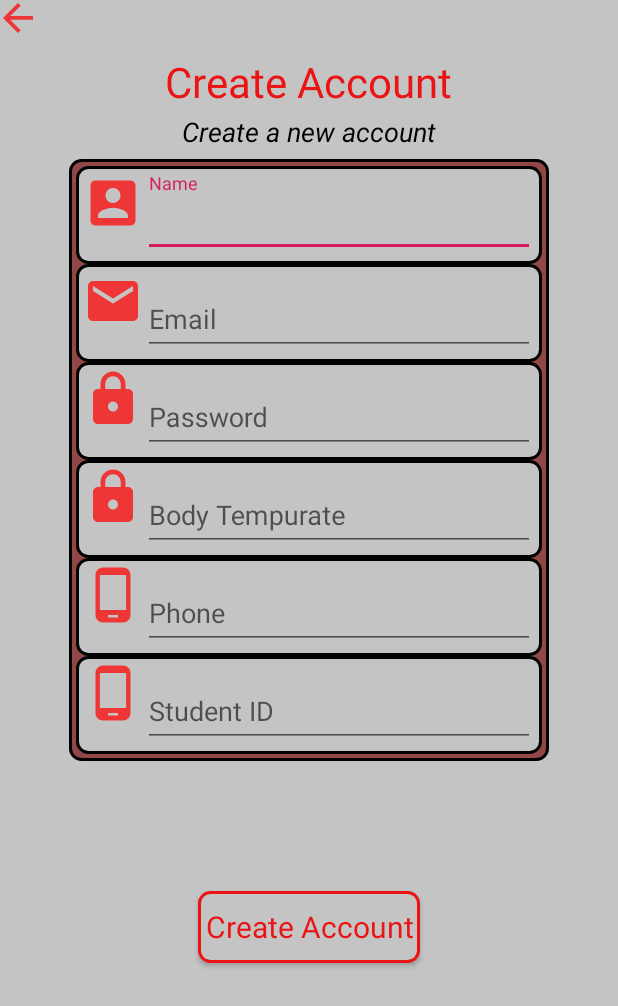
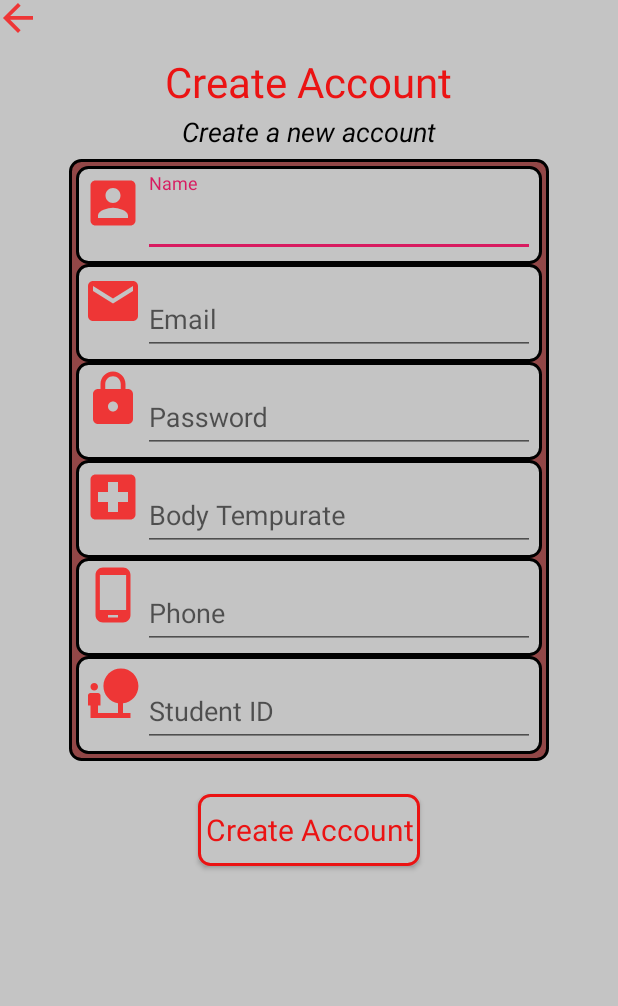
Before and after one commit to TRANQUOC22106/BoTeR, an Android app: the screen it shows after launch (Register), after a tap on an icon or button, on a phone screen of 412 x 824 dp. Shown: the top 1006 px of the screen. Run offline under Robolectric (Android 15) with nearby library versions, the phone set to English and light mode, and no system bars; our stand-ins replace Firebase (no records; nobody signed in at launch, a user with empty details on screens opened directly); Roboto replaces fonts that are not available here; 2 other taps on this screen came first.

Commit message:
Main機能を完成

```diff
--- a/app/src/main/java/com/example/boter/ui/home/HomeFragment.java
+++ b/app/src/main/java/com/example/boter/ui/home/HomeFragment.java
@@ -54,14 +54,14 @@ public class HomeFragment extends Fragment{
     }
 
     private void showAllUserList() {
-        Query queryShowAll = listUser.orderBy("userId", Query.Direction.DESCENDING);
+        Query queryShowAll = listUser.orderBy("studentID", Query.Direction.DESCENDING);
 
         FirestoreRecyclerOptions<Person> options = new FirestoreRecyclerOptions.Builder<Person>()
                 .setQuery(queryShowAll, Person.class)
                 .build();
 
         adapter = new MyAdapter(options);
-       // recyclerView.removeAllViews();
+//        recyclerView.removeAllViews();
         recyclerView.setAdapter(adapter);
 
 
--- /dev/null
+++ b/app/src/main/res/drawable-anydpi/ic_local_hopital.xml
@@ -0,0 +1,11 @@
+<vector xmlns:android="http://schemas.android.com/apk/res/android"
+    android:width="24dp"
+    android:height="24dp"
+    android:viewportWidth="24"
+    android:viewportHeight="24"
+    android:tint="#F91313"
+    android:alpha="0.8">
+    <path
+        android:fillColor="#FF000000"
+        android:pathData="M19,3L5,3c-1.1,0 -1.99,0.9 -1.99,2L3,19c0,1.1 0.9,2 2,2h14c1.1,0 2,-0.9 2,-2L21,5c0,-1.1 -0.9,-2 -2,-2zM18,14h-4v4h-4v-4L6,14v-4h4L10,6h4v4h4v4z"/>
+</vector>
--- /dev/null
+++ b/app/src/main/res/drawable-anydpi/ic_menu_nature.xml
@@ -0,0 +1,11 @@
+<vector xmlns:android="http://schemas.android.com/apk/res/android"
+    android:width="24dp"
+    android:height="24dp"
+    android:viewportWidth="24"
+    android:viewportHeight="24"
+    android:tint="#F91313"
+    android:alpha="0.8">
+    <path
+        android:fillColor="#FF000000"
+        android:pathData="M22.17,9.17c0,-3.87 -3.13,-7 -7,-7s-7,3.13 -7,7c0,3.47 2.52,6.34 5.83,6.89V20H6v-3h1v-4c0,-0.55 -0.45,-1 -1,-1H3c-0.55,0 -1,0.45 -1,1v4h1v5h16v-2h-3v-3.88c3.47,-0.41 6.17,-3.36 6.17,-6.95zM4.5,11c0.83,0 1.5,-0.67 1.5,-1.5S5.33,8 4.5,8 3,8.67 3,9.5 3.67,11 4.5,11z"/>
+</vector>
--- a/app/src/main/res/layout/activity_register.xml
+++ b/app/src/main/res/layout/activity_register.xml
@@ -141,7 +141,7 @@
                 android:layout_width="40dp"
                 android:layout_height="40dp"
                 android:contentDescription="@string/app_name"
-                android:src="@drawable/ic_lock" />
+                android:src="@drawable/ic_local_hopital" />
 
             <com.google.android.material.textfield.TextInputLayout
                 android:id="@+id/confirm_password_text_input"
@@ -194,7 +194,7 @@
                 android:layout_width="40dp"
                 android:layout_height="40dp"
                 android:contentDescription="@string/app_name"
-                android:src="@drawable/ic_phone" />
+                android:src="@drawable/ic_menu_nature" />
 
             <com.google.android.material.textfield.TextInputLayout
                 android:layout_width="match_parent"
@@ -217,7 +217,7 @@
         android:layout_height="wrap_content"
         android:layout_alignParentTop="true"
         android:layout_centerInParent="true"
-        android:layout_marginTop="594dp"
+        android:layout_marginTop="529dp"
         android:background="@drawable/edittext_style"
         android:fontFamily="@font/seymour_one"
         android:text="@string/create_account"
--- a/app/src/main/res/values/strings.xml
+++ b/app/src/main/res/values/strings.xml
@@ -35,4 +35,6 @@
     <string name="ukai">鵜飼</string>
     <string name="_36">36゜</string>
     <string name="_1">1</string>
+    <string name="StudentID">学生番号：</string>
+    <string name="phoneNumber">番号：</string>
 </resources>
```
Also changed, not shown: app/src/main/java/com/example/boter/Adapter/MyAdapter.java (+20 -19 lines), app/src/main/java/com/example/boter/Adapter/Person.java (+19 -11 lines), app/src/main/java/com/example/boter/ui/User/UserFragment.java (+22 -27 lines), app/src/main/res/layout/user_bodytempurate.xml (+29 -9 lines), app/src/main/res/drawable-hdpi/ic_local_hopital.png (added), app/src/main/res/drawable-hdpi/ic_menu_nature.png (added), app/src/main/res/drawable-mdpi/ic_local_hopital.png (added), app/src/main/res/drawable-mdpi/ic_menu_nature.png (added), app/src/main/res/drawable-xhdpi/ic_local_hopital.png (added), app/src/main/res/drawable-xhdpi/ic_menu_nature.png (added), app/src/main/res/drawable-xxhdpi/ic_local_hopital.png (added), app/src/main/res/drawable-xxhdpi/ic_menu_nature.png (added).
